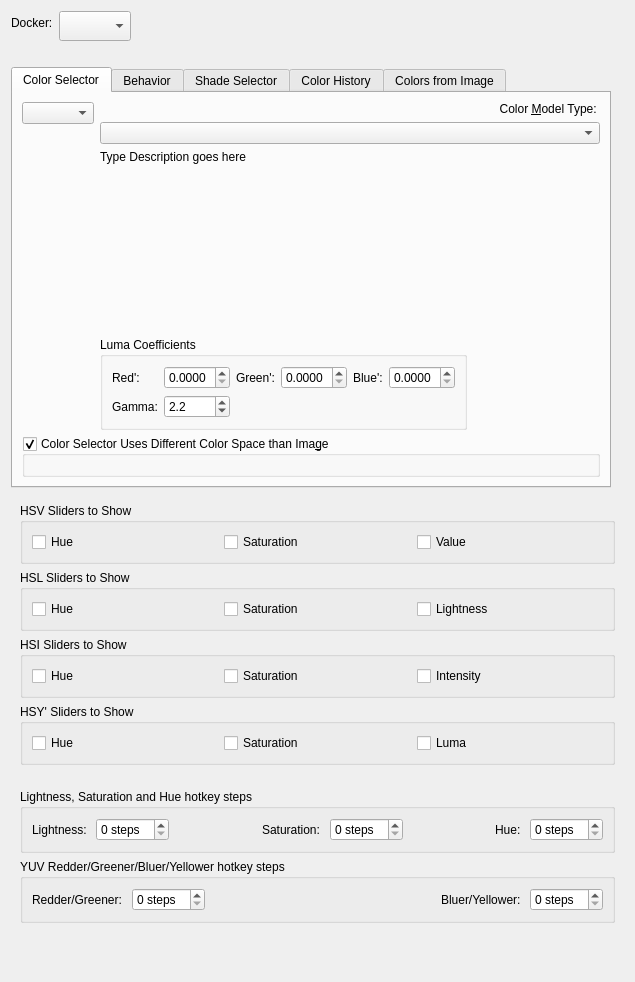
Above: plugins/dockers/advancedcolorselector/wdg_color_selector_settings.ui from KDE/krita before the change. Below: the same form after it.
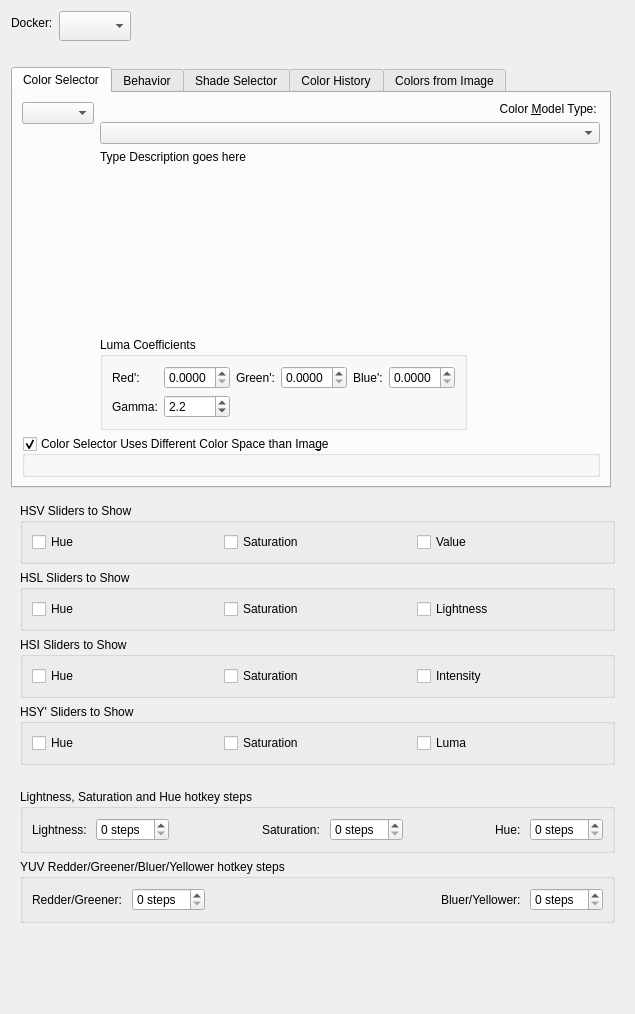
That is the form after the change. The open tabs and pages were chosen to show the change. Custom widgets are drawn as their Qt base class.

Commit message: Start on the first tab

```diff
--- a/plugins/dockers/advancedcolorselector/wdg_color_selector_settings.ui
+++ b/plugins/dockers/advancedcolorselector/wdg_color_selector_settings.ui
@@ -7,7 +7,7 @@
     <x>0</x>
     <y>0</y>
     <width>635</width>
-    <height>982</height>
+    <height>1014</height>
    </rect>
   </property>
   <property name="sizePolicy">
```
Left out of the diff: 2 changed lines with no effect on the pictures.
